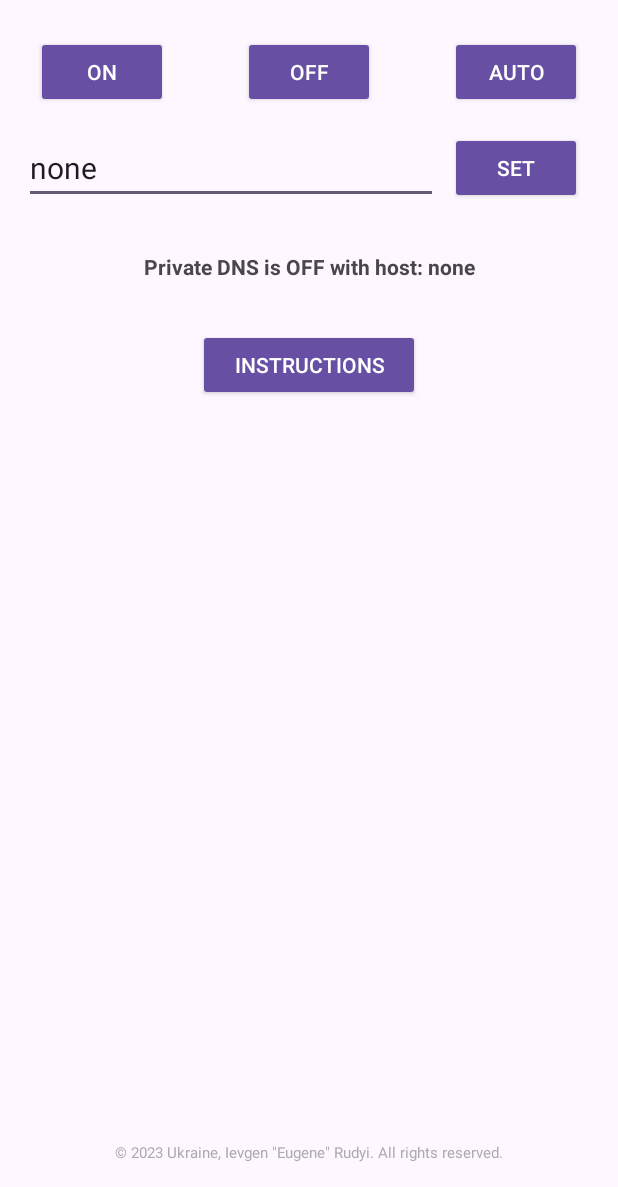
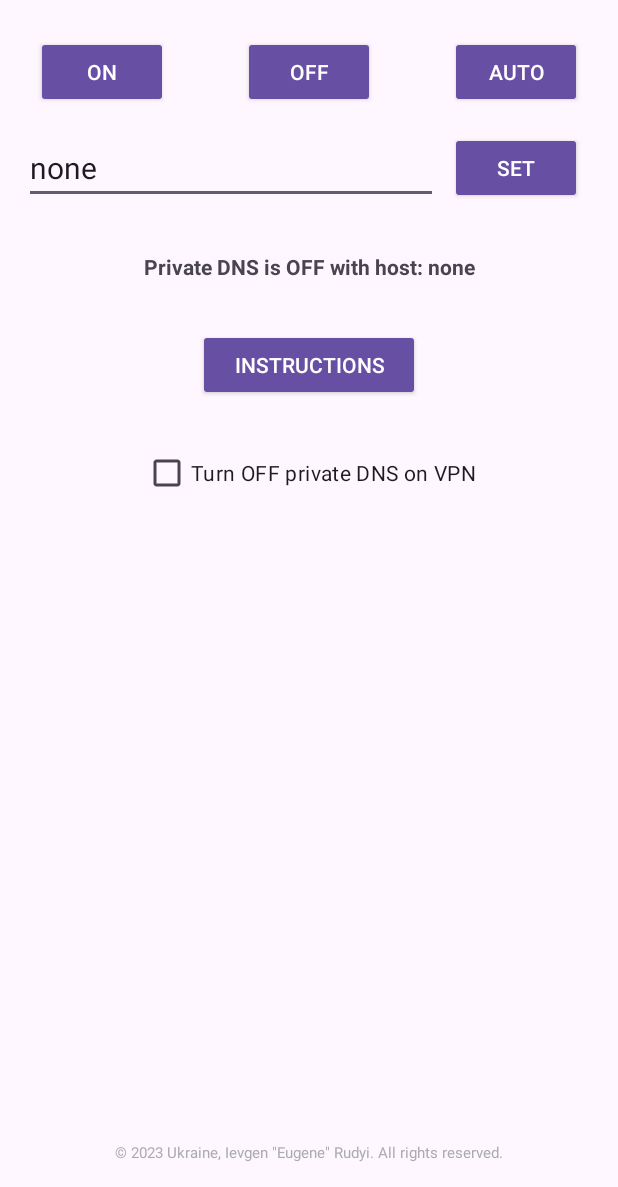
Before and after one commit to rudoyeugene/pdnss, an Android app: the screen it shows after launch (ActivityMain), after a tap on "OFF", on a phone screen of 412 x 824 dp, the part 49-1236 px from its top. Run offline under Robolectric (Android 15) with nearby library versions, the light colour scheme and no system bars.

Commit message:
- better qs handling - on vpn behavior - less resources to be used

```diff
--- a/app/build.gradle
+++ b/app/build.gradle
@@ -10,8 +10,8 @@ android {
         applicationId "com.rudyii.pdnss"
         minSdk 29
         targetSdk 33
-        versionCode 122
-        versionName "1.2.2"
+        versionCode 130
+        versionName "1.3.0"
 
         testInstrumentationRunner "androidx.test.runner.AndroidJUnitRunner"
     }
--- a/app/src/main/java/com/rudyii/pdnss/Application.java
+++ b/app/src/main/java/com/rudyii/pdnss/Application.java
@@ -1,6 +1,9 @@
 package com.rudyii.pdnss;
 
 import android.content.Context;
+import android.content.IntentFilter;
+
+import com.rudyii.pdnss.services.ConnectionStateMonitor;
 
 public class Application extends android.app.Application {
     private static Application instance;
@@ -17,5 +20,8 @@ public class Application extends android.app.Application {
     public void onCreate() {
         instance = this;
         super.onCreate();
+        IntentFilter filter = new IntentFilter();
+        filter.addAction("android.net.conn.CONNECTIVITY_CHANGE");
+        registerReceiver(new ConnectionStateMonitor(), filter);
     }
 }
--- a/app/src/main/java/com/rudyii/pdnss/activities/ActivityMain.java
+++ b/app/src/main/java/com/rudyii/pdnss/activities/ActivityMain.java
@@ -8,16 +8,19 @@ import static com.rudyii.pdnss.common.Constants.SETTINGS_PRIVATE_DNS_SPECIFIER;
 import static com.rudyii.pdnss.common.Utils.getPDNSState;
 import static com.rudyii.pdnss.common.Utils.getSettingsValue;
 import static com.rudyii.pdnss.common.Utils.showWarning;
+import static com.rudyii.pdnss.common.Utils.updateLastPdnsState;
 import static com.rudyii.pdnss.common.Utils.updatePdnsModeSettings;
 import static com.rudyii.pdnss.common.Utils.updatePdnsUrl;
-import static com.rudyii.pdnss.services.QuickTileService.refreshTile;
+import static com.rudyii.pdnss.services.QuickTileService.refreshQsTile;
 
 import android.app.AlertDialog;
 import android.content.Context;
 import android.content.IntentFilter;
+import android.content.SharedPreferences;
 import android.os.Bundle;
 import android.view.inputmethod.InputMethodManager;
 import android.widget.Button;
+import android.widget.CheckBox;
 import android.widget.EditText;
 import android.widget.TextView;
 
@@ -33,29 +36,30 @@ public class ActivityMain extends AppCompatActivity {
     private Button off;
     private Button auto;
     private Button set;
+    private CheckBox disableForVpn;
     private Button instructions;
     private EditText dnsHost;
+    private boolean activityInitInProgress;
 
     @Override
     protected void onCreate(Bundle savedInstanceState) {
         super.onCreate(savedInstanceState);
         setTitle(R.string.app_name);
         setContentView(R.layout.activity_main);
-        initProps();
-        setText();
+        initAll();
     }
 
     @Override
     protected void onResume() {
         super.onResume();
         setTitle(R.string.app_name);
-        initProps();
-        setText();
+        initAll();
     }
 
     @Override
     protected void onStart() {
         super.onStart();
+        initAll();
         IntentFilter filter = new IntentFilter(PDNS_STATE_CHANGED);
         registerReceiver(dnsStateBroadcastReceiver, filter);
     }
@@ -63,11 +67,33 @@ public class ActivityMain extends AppCompatActivity {
     @Override
     protected void onStop() {
         super.onStop();
-        unregisterReceiver(dnsStateBroadcastReceiver);
+        releaseResources();
     }
 
-    public void setText() {
+    @Override
+    protected void onPause() {
+        super.onPause();
+        releaseResources();
+    }
+
+    private void initAll() {
+        activityInitializationStarted();
+
+        initProps();
+        updateTexts();
+        initCheckboxes();
+
+        activityInitializationCompleted();
+    }
+
+    public void updateTexts() {
         dnsStateText.setText(getString(R.string.dns_state_details, getPDNSState(), getSettingsValue(SETTINGS_PRIVATE_DNS_SPECIFIER)));
+    }
+
+    private void initCheckboxes() {
+        SharedPreferences sharedPref = getApplicationContext().getSharedPreferences(
+                getString(R.string.settings_name), Context.MODE_PRIVATE);
+        disableForVpn.setChecked(sharedPref.getBoolean(getString(R.string.settings_name_disable_while_vpn), false));
     }
 
     private void initProps() {
@@ -78,24 +104,27 @@ public class ActivityMain extends AppCompatActivity {
             on = this.findViewById(R.id.on);
             on.setOnClickListener(v -> {
                 updatePdnsModeSettings(PRIVATE_DNS_MODE_PROVIDER_HOSTNAME);
-                setText();
-                refreshTile();
+                updateLastPdnsState(true);
+                updateTexts();
+                refreshQsTile();
             });
         }
         if (off == null) {
             off = this.findViewById(R.id.off);
             off.setOnClickListener(v -> {
                 updatePdnsModeSettings(PRIVATE_DNS_MODE_OFF);
-                setText();
-                refreshTile();
+                updateLastPdnsState(false);
+                updateTexts();
+                refreshQsTile();
             });
         }
         if (auto == null) {
             auto = this.findViewById(R.id.auto);
             auto.setOnClickListener(v -> {
                 updatePdnsModeSettings(PRIVATE_DNS_MODE_OPPORTUNISTIC);
-                setText();
-                refreshTile();
+                updateLastPdnsState(false);
+                updateTexts();
+                refreshQsTile();
             });
         }
         if (set == null) {
@@ -106,7 +135,7 @@ public class ActivityMain extends AppCompatActivity {
                 String dnsUrl = dnsHost.getText().toString();
                 updatePdnsUrl(dnsUrl);
                 showWarning(getString(R.string.dns_set_host_notification, dnsUrl));
-                setText();
+                updateTexts();
                 dnsHost.clearFocus();
                 dnsHost.setText(getSettingsValue(SETTINGS_PRIVATE_DNS_SPECIFIER));
             });
@@ -121,6 +150,18 @@ public class ActivityMain extends AppCompatActivity {
                 alert.show();
             });
         }
+        if (disableForVpn == null) {
+            disableForVpn = this.findViewById(R.id.disableForVpn);
+            disableForVpn.setOnCheckedChangeListener((compoundButton, checked) -> {
+                if (!activityInitInProgress) {
+                    SharedPreferences sharedPref = getApplicationContext().getSharedPreferences(
+                            getString(R.string.settings_name), Context.MODE_PRIVATE);
+                    SharedPreferences.Editor editor = sharedPref.edit();
+                    editor.putBoolean(getString(R.string.settings_name_disable_while_vpn), checked);
+                    editor.apply();
+                }
+            });
+        }
         if (dnsHost == null) {
             dnsHost = this.findViewById(R.id.dsnHost);
             dnsHost.setText(getSettingsValue(SETTINGS_PRIVATE_DNS_SPECIFIER));
@@ -130,4 +171,26 @@ public class ActivityMain extends AppCompatActivity {
         }
     }
 
+    private void activityInitializationStarted() {
+        activityInitInProgress = true;
+    }
+
+    private void activityInitializationCompleted() {
+        activityInitInProgress = false;
+    }
+
+    private void releaseResources() {
+        if (dnsStateBroadcastReceiver != null) {
+            unregisterReceiver(dnsStateBroadcastReceiver);
+        }
+        dnsStateBroadcastReceiver = null;
+        disableForVpn = null;
+        dnsStateText = null;
+        instructions = null;
+        dnsHost = null;
+        auto = null;
+        off = null;
+        set = null;
+        on = null;
+    }
 }
--- a/app/src/main/java/com/rudyii/pdnss/common/Utils.java
+++ b/app/src/main/java/com/rudyii/pdnss/common/Utils.java
@@ -10,6 +10,8 @@ import static com.rudyii.pdnss.common.Constants.VALUE_PRIVATE_DNS_MODE_OFF_STRIN
 import static com.rudyii.pdnss.common.Constants.VALUE_PRIVATE_DNS_MODE_OPPORTUNISTIC_STRING;
 import static com.rudyii.pdnss.common.Constants.VALUE_PRIVATE_DNS_MODE_PROVIDER_HOSTNAME_STRING;
 
+import android.content.Context;
+import android.content.SharedPreferences;
 import android.provider.Settings;
 import android.widget.Toast;
 
@@ -23,6 +25,14 @@ public class Utils {
         } catch (SecurityException e) {
             showWarning(getContext().getString(R.string.missing_permissions_warning));
         }
+    }
+
+    public static void updateLastPdnsState(boolean active) {
+        SharedPreferences sharedPref = getContext().getSharedPreferences(
+                getContext().getString(R.string.settings_name), Context.MODE_PRIVATE);
+        SharedPreferences.Editor editor = sharedPref.edit();
+        editor.putBoolean(getContext().getString(R.string.settings_name_last_pdns_state), active);
+        editor.apply();
     }
 
     public static void updatePdnsUrl(String pDnsUrl) {
--- /dev/null
+++ b/app/src/main/java/com/rudyii/pdnss/services/ConnectionStateMonitor.java
@@ -0,0 +1,59 @@
+package com.rudyii.pdnss.services;
+
+import static android.app.admin.DevicePolicyManager.PRIVATE_DNS_MODE_OFF;
+import static android.app.admin.DevicePolicyManager.PRIVATE_DNS_MODE_PROVIDER_HOSTNAME;
+import static com.rudyii.pdnss.Application.getContext;
+import static com.rudyii.pdnss.common.Constants.SETTINGS_PRIVATE_DNS_MODE;
+import static com.rudyii.pdnss.common.Constants.VALUE_PRIVATE_DNS_MODE_PROVIDER_HOSTNAME_STRING;
+import static com.rudyii.pdnss.common.Utils.getSettingsValue;
+import static com.rudyii.pdnss.common.Utils.updatePdnsModeSettings;
+import static com.rudyii.pdnss.services.QuickTileService.refreshQsTile;
+
+import android.content.BroadcastReceiver;
+import android.content.Context;
+import android.content.Intent;
+import android.content.SharedPreferences;
+import android.net.ConnectivityManager;
+import android.net.NetworkCapabilities;
+import android.net.NetworkRequest;
+
+import com.rudyii.pdnss.R;
+
+public class ConnectionStateMonitor extends BroadcastReceiver {
+    final NetworkRequest networkRequest;
+
+    public ConnectionStateMonitor() {
+        networkRequest = new NetworkRequest.Builder()
+                .addCapability(NetworkCapabilities.NET_CAPABILITY_INTERNET)
+                .addTransportType(NetworkCapabilities.TRANSPORT_VPN)
+                .build();
+    }
+
+    @Override
+    public void onReceive(Context context, Intent intent) {
+        ConnectivityManager connectivityManager = (ConnectivityManager) context.getSystemService(Context.CONNECTIVITY_SERVICE);
+        if (connectivityManager != null) {
+            NetworkCapabilities capabilities = connectivityManager.getNetworkCapabilities(connectivityManager.getActiveNetwork());
+            if (capabilities != null) {
+                SharedPreferences sharedPref = getContext().getSharedPreferences(
+                        getContext().getString(R.string.settings_name), Context.MODE_PRIVATE);
+                boolean wasActive = sharedPref.getBoolean(getContext().getString(R.string.settings_name_last_pdns_state), false);
+
+                if (capabilities.hasTransport(NetworkCapabilities.TRANSPORT_VPN)) {
+                    boolean pDnsStateOn = VALUE_PRIVATE_DNS_MODE_PROVIDER_HOSTNAME_STRING.equals(getSettingsValue(SETTINGS_PRIVATE_DNS_MODE));
+                    boolean disableWhileVnp = sharedPref.getBoolean(getContext().getString(R.string.settings_name_disable_while_vpn), false);
+                    if (disableWhileVnp && pDnsStateOn) {
+                        updatePdnsModeSettings(PRIVATE_DNS_MODE_OFF);
+                        refreshQsTile();
+                    }
+                } else {
+                    if (wasActive) {
+                        updatePdnsModeSettings(PRIVATE_DNS_MODE_PROVIDER_HOSTNAME);
+                        refreshQsTile();
+                    }
+                }
+            }
+        }
+
+    }
+}
--- a/app/src/main/java/com/rudyii/pdnss/services/QuickTileService.java
+++ b/app/src/main/java/com/rudyii/pdnss/services/QuickTileService.java
@@ -8,6 +8,7 @@ import static com.rudyii.pdnss.common.Constants.PDNS_STATE_CHANGED;
 import static com.rudyii.pdnss.common.Constants.SETTINGS_PRIVATE_DNS_MODE;
 import static com.rudyii.pdnss.common.Constants.VALUE_PRIVATE_DNS_MODE_PROVIDER_HOSTNAME_STRING;
 import static com.rudyii.pdnss.common.Utils.getSettingsValue;
+import static com.rudyii.pdnss.common.Utils.updateLastPdnsState;
 import static com.rudyii.pdnss.common.Utils.updatePdnsModeSettings;
 
 import android.content.Intent;
@@ -17,7 +18,7 @@ import android.service.quicksettings.TileService;
 public class QuickTileService extends TileService {
     private static Tile tile;
 
-    public static void refreshTile() {
+    public static void refreshQsTile() {
         if (tile != null) {
             String PDNSState = getSettingsValue(SETTINGS_PRIVATE_DNS_MODE);
 
@@ -38,9 +39,11 @@ public class QuickTileService extends TileService {
 
         if (VALUE_PRIVATE_DNS_MODE_PROVIDER_HOSTNAME_STRING.equals(pDNSState)) {
             updatePdnsModeSettings(PRIVATE_DNS_MODE_OFF);
+            updateLastPdnsState(false);
             tile.setState(STATE_INACTIVE);
         } else {
             updatePdnsModeSettings(PRIVATE_DNS_MODE_PROVIDER_HOSTNAME);
+            updateLastPdnsState(true);
             tile.setState(STATE_ACTIVE);
         }
         updateTile();
--- a/app/src/main/res/layout/activity_main.xml
+++ b/app/src/main/res/layout/activity_main.xml
@@ -124,4 +124,14 @@
         app:layout_constraintStart_toStartOf="parent"
         app:layout_constraintTop_toBottomOf="@+id/dnsStateText" />
 
+    <CheckBox
+        android:id="@+id/disableForVpn"
+        android:layout_width="wrap_content"
+        android:layout_height="wrap_content"
+        android:layout_marginTop="24dp"
+        android:text="@string/disable_on_vpn"
+        app:layout_constraintEnd_toEndOf="parent"
+        app:layout_constraintStart_toStartOf="parent"
+        app:layout_constraintTop_toBottomOf="@+id/instructions" />
+
 </androidx.constraintlayout.widget.ConstraintLayout>
--- a/app/src/main/res/values/strings.xml
+++ b/app/src/main/res/values/strings.xml
@@ -12,6 +12,7 @@
     <string name="dns_state_on">ON</string>
     <string name="dns_state_off">OFF</string>
     <string name="dns_state_auto">AUTO</string>
+    <string name="disable_on_vpn">Turn OFF private DNS on VPN</string>
 
     <string name="none">none</string>
     <string name="missing_permissions_warning">Missing permissions, please see INSTRUCTIONS to resolve</string>
@@ -27,4 +28,8 @@
 
     <string name="dummy_pdns_url">one.one.one.one</string>
 
+    <string name="settings_name">com.rudyii.pdnss.SETTINGS</string>
+    <string name="settings_name_disable_while_vpn">disable_while_vpn</string>
+    <string name="settings_name_last_pdns_state">last_pdns_state</string>
+
 </resources>
--- a/build.gradle
+++ b/build.gradle
@@ -1,5 +1,5 @@
 // Top-level build file where you can add configuration options common to all sub-projects/modules.
 plugins {
-    id 'com.android.application' version '8.1.0' apply false
-    id 'com.android.library' version '8.1.0' apply false
+    id 'com.android.application' version '8.1.1' apply false
+    id 'com.android.library' version '8.1.1' apply false
 }
```
Also changed, not shown: app/src/main/AndroidManifest.xml (+10 -1 lines), app/src/main/java/com/rudyii/pdnss/activities/ActivityShortcuts.java (+4 -4 lines).
